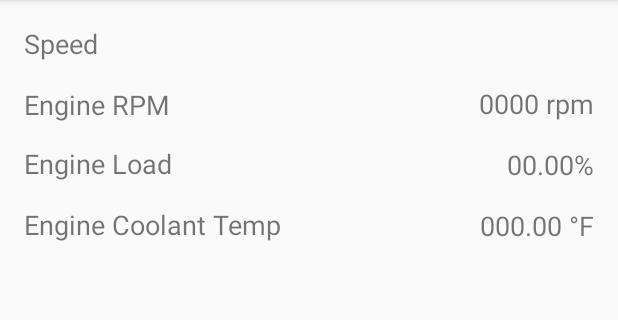
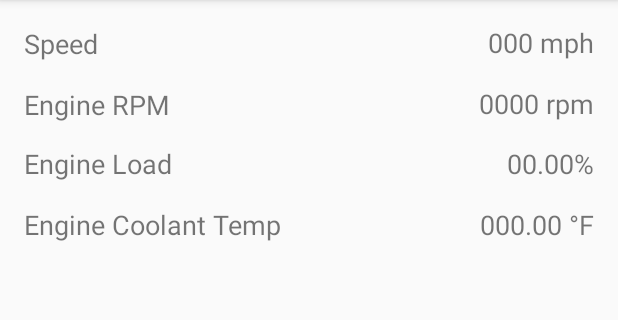
Before and after one commit to parkerottaway/ASUOBD2App, an Android app: the DisplayMetrics screen opened directly, with no data from a screen before it, on a phone screen of 412 x 824 dp, the part 84-404 px from its top. Run offline under Robolectric (Android 15) with nearby library versions, the phone set to English and light mode, and no system bars; 7 statements that could not run were skipped.

Commit message:
Fixing the displaying issue

```diff
--- a/app/src/main/res/layout/display_metrics.xml
+++ b/app/src/main/res/layout/display_metrics.xml
@@ -56,13 +56,13 @@
         app:layout_constraintTop_toBottomOf="@+id/textView3" />
 
     <TextView
-        android:id="@+id/textView5"
+        android:id="@+id/textView9"
         android:layout_width="wrap_content"
         android:layout_height="wrap_content"
         android:layout_marginTop="16dp"
         android:layout_marginEnd="16dp"
         android:layout_marginRight="16dp"
-        android:text=""
+        android:text="000 mph"
         android:textSize="18sp"
         app:layout_constraintEnd_toEndOf="parent"
         app:layout_constraintTop_toTopOf="parent" />
@@ -70,14 +70,14 @@
     <TextView
         android:id="@+id/textView6"
         android:layout_width="wrap_content"
-        android:layout_height="wrap_content"
+        android:layout_height="24dp"
         android:layout_marginTop="16dp"
         android:layout_marginEnd="16dp"
         android:layout_marginRight="16dp"
         android:text="0000 rpm"
         android:textSize="18sp"
         app:layout_constraintEnd_toEndOf="parent"
-        app:layout_constraintTop_toBottomOf="@+id/textView5" />
+        app:layout_constraintTop_toBottomOf="@+id/textView9" />
 
     <TextView
         android:id="@+id/textView7"
```
Also changed, not shown: app/src/main/java/com/example/asuobd2app/DisplayMetrics.kt (+13 -12 lines), app/src/main/res/layout/activity_main.xml (+4 -3 lines).
